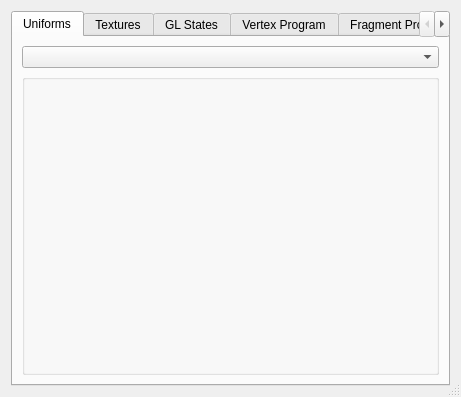
Above: src/fgt/render_rfx/rfx_dialog.ui from cnr-isti-vclab/meshlab before the change. Below: the same form after it.
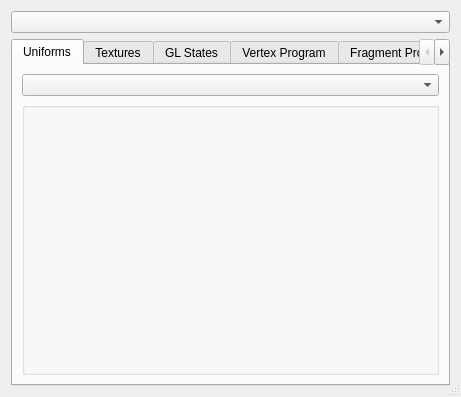
That is the form after the change.

Patch:
```diff
--- a/src/fgt/render_rfx/rfx_dialog.ui
+++ b/src/fgt/render_rfx/rfx_dialog.ui
@@ -16,7 +16,7 @@
    <bool>true</bool>
   </property>
   <layout class="QGridLayout" name="gridLayout" >
-   <item row="0" column="0" >
+   <item row="1" column="0" >
     <widget class="QTabWidget" name="tabWidget" >
      <property name="sizePolicy" >
       <sizepolicy vsizetype="Preferred" hsizetype="Preferred" >
@@ -215,6 +215,9 @@
      </widget>
     </widget>
    </item>
+   <item row="0" column="0" >
+    <widget class="QComboBox" name="comboPasses" />
+   </item>
   </layout>
  </widget>
  <resources/>
```
